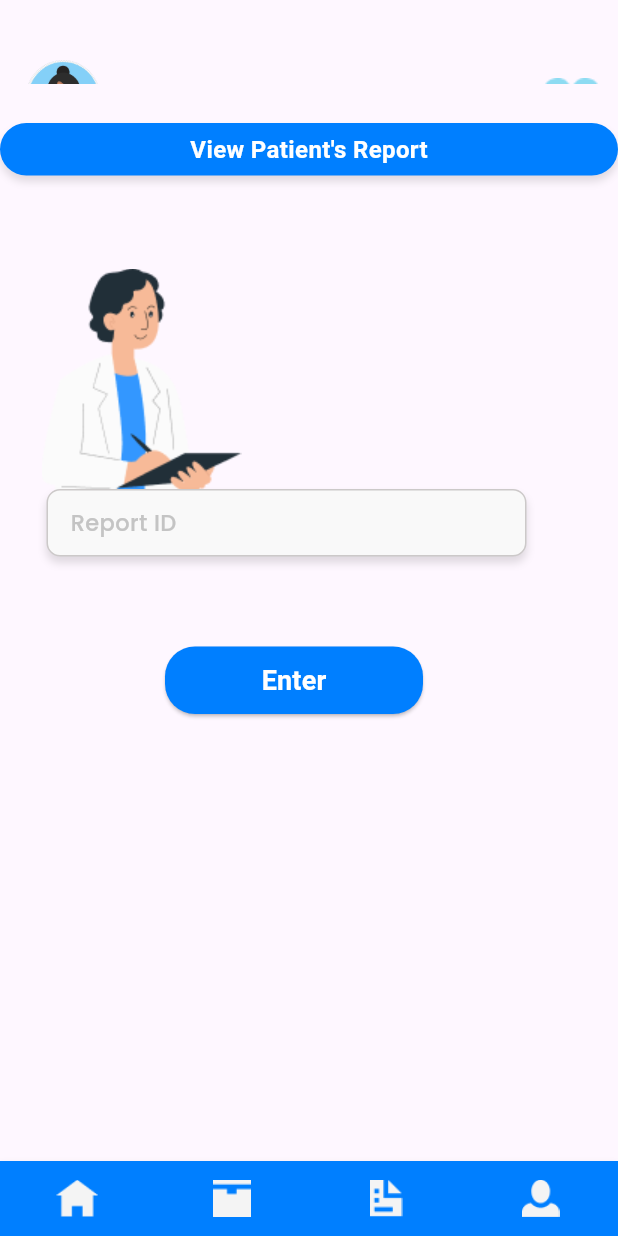
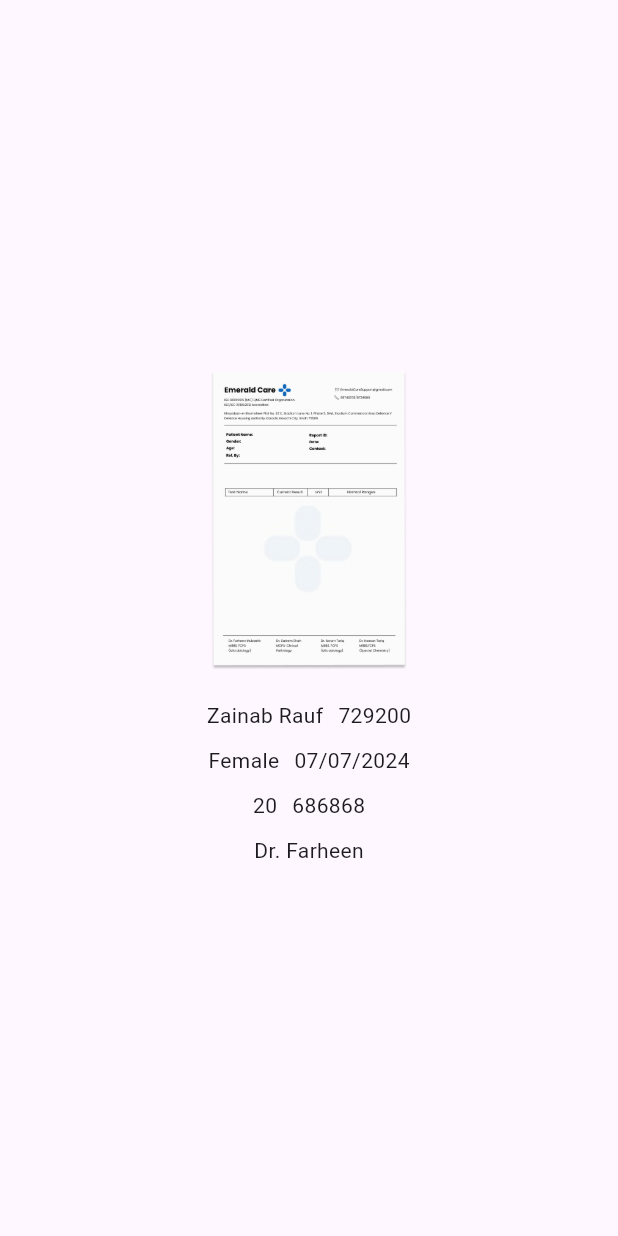
Before and after one commit to Hania-k11/Laboratorist-Portal-Mobile-App-Flutter, a Flutter app: the viewreport screen opened directly, item 3 of the bottom bar chosen, after a tap on "Enter", on a phone screen of 412 x 824 dp. Run offline on Flutter 3.47's test engine with Material 3 defaults, Android fonts, the phone set to English and light mode, and no system bars.

Commit message:
report by hania

```diff
--- /dev/null
+++ b/lib/report.dart
@@ -0,0 +1,55 @@
+import 'package:flutter/material.dart';
+
+
+class report extends StatelessWidget {
+  const report({Key? key});
+
+  @override
+  Widget build(BuildContext context) {
+    return Scaffold(
+      body: Center(
+        child: Column(
+          mainAxisAlignment: MainAxisAlignment.center,
+          children: [
+            SizedBox(
+              height: 200, // Adjust the height of the image as needed
+              child: Image.asset(
+                'assets/images/report.png', // Replace 'your_image.jpg' with your image asset path
+                fit: BoxFit.contain,
+              ),
+            ),
+            SizedBox(height: 20),
+            Row(
+              mainAxisAlignment: MainAxisAlignment.center,
+              children: [
+                Text('Zainab Rauf'),
+                SizedBox(width: 10),
+                Text('729200'),
+              ],
+            ),
+            SizedBox(height: 10),
+            Row(
+              mainAxisAlignment: MainAxisAlignment.center,
+              children: [
+                Text('Female'),
+                SizedBox(width: 10),
+                Text('07/07/2024'),
+              ],
+            ),
+            SizedBox(height: 10),
+            Row(
+              mainAxisAlignment: MainAxisAlignment.center,
+              children: [
+                Text('20'),
+                SizedBox(width: 10),
+                Text('686868'),
+              ],
+            ),
+            SizedBox(height: 10),
+            Text('Dr. Farheen'),
+          ],
+        ),
+      ),
+    );
+  }
+}
--- a/lib/viewreport.dart
+++ b/lib/viewreport.dart
@@ -1,5 +1,6 @@
 import 'package:flutter/material.dart';
 import 'package:laboratorymodule/bottomnavigation.dart';
+import 'package:laboratorymodule/report.dart';
 
 class viewreport extends StatelessWidget {
   const viewreport({Key? key});
@@ -142,6 +143,11 @@ class viewreport extends StatelessWidget {
               height: 45,
               child: ElevatedButton(
                 onPressed: () {
+
+                  Navigator.push(
+                    context,
+                    MaterialPageRoute(builder: (context) => report()),
+                  );
                   // Add your onPressed logic here
                 },
                 style: ButtonStyle(
```
Also changed, not shown: assets/images/report.png (added).
